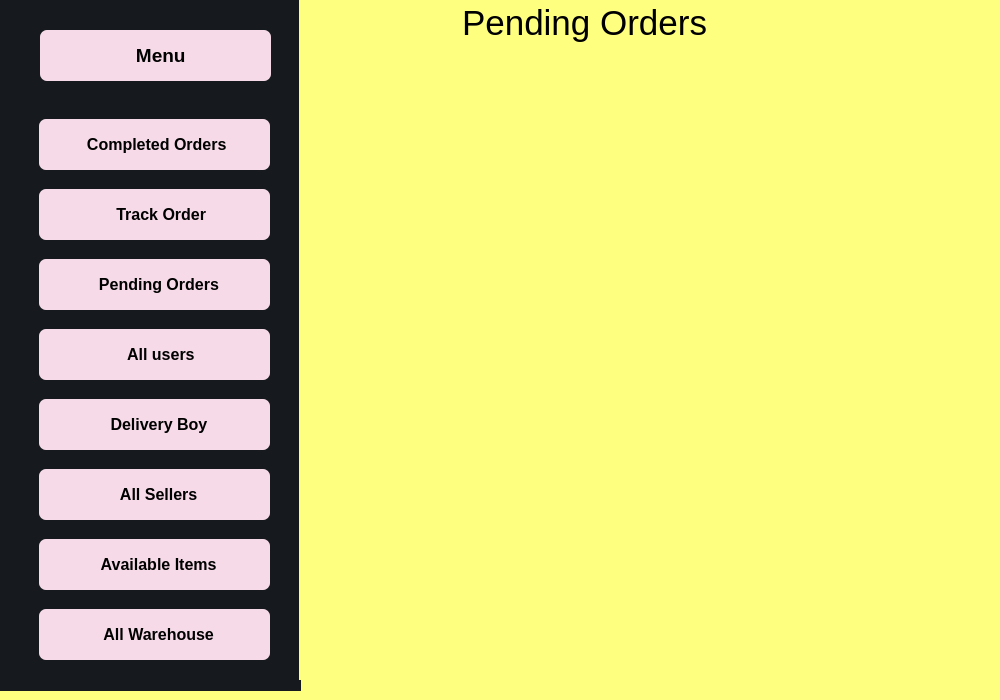
Above: admin.ui from Sazidul0/Ready2Go before the change. Below: the same form after it.
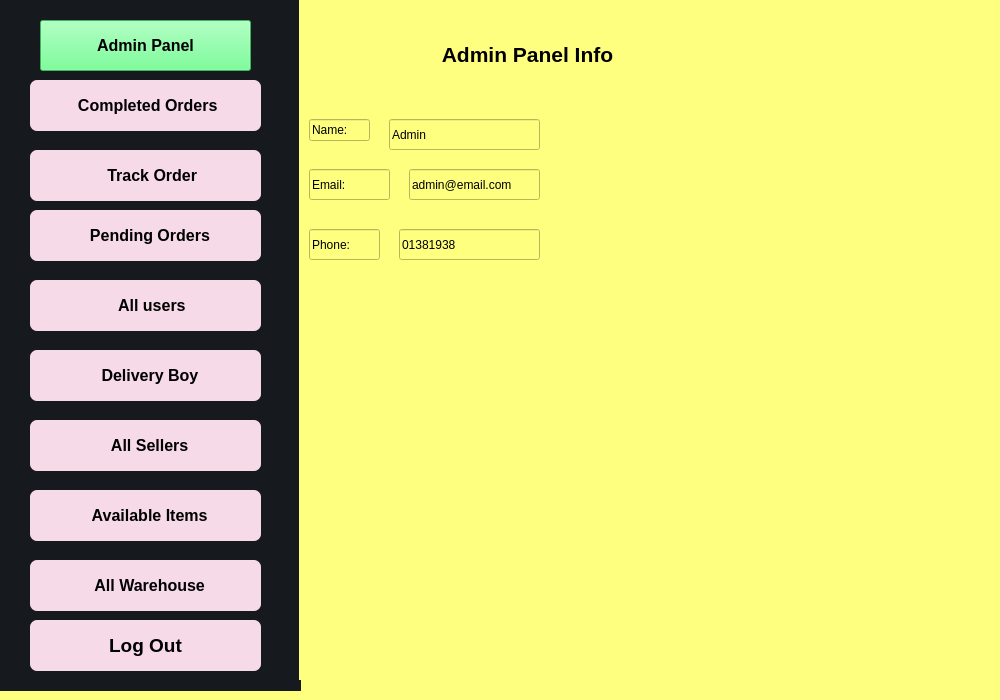
That is the form after the change. The open tabs and pages were chosen to show the change. Icons and pictures are not drawn.

Commit message: Admin Basic Database

Patch:
```diff
--- a/admin.ui
+++ b/admin.ui
@@ -200,65 +200,27 @@
      <widget class="QWidget" name="Menu" native="true">
       <property name="geometry">
        <rect>
-        <x>10</x>
-        <y>30</y>
+        <x>0</x>
+        <y>10</y>
         <width>271</width>
         <height>61</height>
        </rect>
       </property>
-      <widget class="QPushButton" name="Menu_Button">
-       <property name="geometry">
-        <rect>
-         <x>30</x>
-         <y>10</y>
-         <width>231</width>
-         <height>51</height>
-        </rect>
-       </property>
-       <property name="font">
-        <font>
-         <pointsize>14</pointsize>
-         <weight>75</weight>
-         <bold>true</bold>
-        </font>
-       </property>
-       <property name="styleSheet">
-        <string notr="true">QPushButton#Menu_Button{	
-	border-radius:7px;
-	background-color: rgb(246, 218, 232);
-}
-
-</string>
-       </property>
-       <property name="text">
-        <string>  Menu</string>
-       </property>
-       <property name="icon">
-        <iconset>
-         <normaloff>../icons/home.svg</normaloff>../icons/home.svg</iconset>
-       </property>
-       <property name="iconSize">
-        <size>
-         <width>24</width>
-         <height>24</height>
-        </size>
-       </property>
-      </widget>
      </widget>
      <widget class="QWidget" name="Others" native="true">
       <property name="geometry">
        <rect>
-        <x>19</x>
-        <y>109</y>
+        <x>10</x>
+        <y>20</y>
         <width>261</width>
-        <height>571</height>
+        <height>671</height>
        </rect>
       </property>
       <widget class="QPushButton" name="Completed_Order">
        <property name="geometry">
         <rect>
          <x>20</x>
-         <y>20</y>
+         <y>70</y>
          <width>231</width>
          <height>51</height>
         </rect>
@@ -266,7 +228,6 @@
        <property name="font">
         <font>
          <pointsize>12</pointsize>
-         <weight>75</weight>
          <bold>true</bold>
         </font>
        </property>
@@ -297,7 +258,7 @@
        <property name="geometry">
         <rect>
          <x>20</x>
-         <y>90</y>
+         <y>140</y>
          <width>231</width>
          <height>51</height>
         </rect>
@@ -305,7 +266,6 @@
        <property name="font">
         <font>
          <pointsize>12</pointsize>
-         <weight>75</weight>
          <bold>true</bold>
         </font>
        </property>
@@ -336,7 +296,7 @@
        <property name="geometry">
         <rect>
          <x>20</x>
-         <y>160</y>
+         <y>200</y>
          <width>231</width>
          <height>51</height>
         </rect>
@@ -344,7 +304,6 @@
        <property name="font">
         <font>
          <pointsize>12</pointsize>
-         <weight>75</weight>
          <bold>true</bold>
         </font>
        </property>
@@ -375,7 +334,7 @@
        <property name="geometry">
         <rect>
          <x>20</x>
-         <y>230</y>
+         <y>270</y>
          <width>231</width>
          <height>51</height>
         </rect>
@@ -383,7 +342,6 @@
        <property name="font">
         <font>
          <pointsize>12</pointsize>
-         <weight>75</weight>
          <bold>true</bold>
         </font>
        </property>
@@ -414,7 +372,7 @@
        <property name="geometry">
         <rect>
          <x>20</x>
-         <y>300</y>
+         <y>340</y>
          <width>231</width>
          <height>51</height>
         </rect>
@@ -422,7 +380,6 @@
        <property name="font">
         <font>
          <pointsize>12</pointsize>
-         <weight>75</weight>
          <bold>true</bold>
         </font>
        </property>
@@ -453,7 +410,7 @@
        <property name="geometry">
         <rect>
          <x>20</x>
-         <y>370</y>
+         <y>410</y>
          <width>231</width>
          <height>51</height>
         </rect>
@@ -461,7 +418,6 @@
        <property name="font">
         <font>
          <pointsize>12</pointsize>
-         <weight>75</weight>
          <bold>true</bold>
         </font>
        </property>
@@ -492,7 +448,7 @@
        <property name="geometry">
         <rect>
          <x>20</x>
-         <y>440</y>
+         <y>480</y>
          <width>231</width>
          <height>51</height>
         </rect>
@@ -500,7 +456,6 @@
        <property name="font">
         <font>
          <pointsize>12</pointsize>
-         <weight>75</weight>
          <bold>true</bold>
         </font>
        </property>
@@ -531,7 +486,7 @@
        <property name="geometry">
         <rect>
          <x>20</x>
-         <y>510</y>
+         <y>550</y>
          <width>231</width>
          <height>51</height>
         </rect>
@@ -539,7 +494,6 @@
        <property name="font">
         <font>
          <pointsize>12</pointsize>
-         <weight>75</weight>
          <bold>true</bold>
         </font>
        </property>
@@ -566,6 +520,63 @@
         </size>
        </property>
       </widget>
+      <widget class="QPushButton" name="LogOut">
+       <property name="geometry">
+        <rect>
+         <x>20</x>
+         <y>610</y>
+         <width>231</width>
+         <height>51</height>
+        </rect>
+       </property>
+       <property name="font">
+        <font>
+         <pointsize>14</pointsize>
+         <bold>true</bold>
+        </font>
+       </property>
+       <property name="styleSheet">
+        <string notr="true">border-radius:7px;
+	background-color: rgb(246, 218, 232);
+</string>
+       </property>
+       <property name="text">
+        <string>Log Out</string>
+       </property>
+       <property name="icon">
+        <iconset>
+         <normaloff>../icons/home.svg</normaloff>../icons/home.svg</iconset>
+       </property>
+       <property name="iconSize">
+        <size>
+         <width>24</width>
+         <height>24</height>
+        </size>
+       </property>
+      </widget>
+      <widget class="QPushButton" name="Admin_Info">
+       <property name="geometry">
+        <rect>
+         <x>30</x>
+         <y>10</y>
+         <width>211</width>
+         <height>51</height>
+        </rect>
+       </property>
+       <property name="font">
+        <font>
+         <pointsize>12</pointsize>
+         <bold>true</bold>
+        </font>
+       </property>
+       <property name="styleSheet">
+        <string notr="true">background-color: rgb(85, 255, 127);
+selection-background-color: rgb(255, 255, 127);</string>
+       </property>
+       <property name="text">
+        <string>Admin Panel</string>
+       </property>
+      </widget>
      </widget>
     </widget>
     <widget class="QStackedWidget" name="stackedWidget">
@@ -636,10 +647,52 @@
        </property>
        <property name="html">
         <string>&lt;!DOCTYPE HTML PUBLIC &quot;-//W3C//DTD HTML 4.0//EN&quot; &quot;http://www.w3.org/TR/REC-html40/strict.dtd&quot;&gt;
-&lt;html&gt;&lt;head&gt;&lt;meta name=&quot;qrichtext&quot; content=&quot;1&quot; /&gt;&lt;style type=&quot;text/css&quot;&gt;
+&lt;html&gt;&lt;head&gt;&lt;meta name=&quot;qrichtext&quot; content=&quot;1&quot; /&gt;&lt;meta charset=&quot;utf-8&quot; /&gt;&lt;style type=&quot;text/css&quot;&gt;
 p, li { white-space: pre-wrap; }
-&lt;/style&gt;&lt;/head&gt;&lt;body style=&quot; font-family:'MS Shell Dlg 2'; font-size:8.25pt; font-weight:400; font-style:normal;&quot;&gt;
-&lt;p align=&quot;center&quot; style=&quot; margin-top:0px; margin-bottom:0px; margin-left:0px; margin-right:0px; -qt-block-indent:0; text-indent:0px;&quot;&gt;&lt;span style=&quot; font-size:26pt; color:#000000;&quot;&gt;Pending Orders&lt;/span&gt;&lt;/p&gt;&lt;/body&gt;&lt;/html&gt;</string>
+hr { height: 1px; border-width: 0; }
+li.unchecked::marker { content: &quot;\2610&quot;; }
+li.checked::marker { content: &quot;\2612&quot;; }
+&lt;/style&gt;&lt;/head&gt;&lt;body style=&quot; font-family:'Segoe UI'; font-size:9pt; font-weight:400; font-style:normal;&quot;&gt;
+&lt;p align=&quot;center&quot; style=&quot; margin-top:0px; margin-bottom:0px; margin-left:0px; margin-right:0px; -qt-block-indent:0; text-indent:0px;&quot;&gt;&lt;span style=&quot; font-family:'MS Shell Dlg 2'; font-size:26pt; color:#000000;&quot;&gt;Pending Orders&lt;/span&gt;&lt;/p&gt;&lt;/body&gt;&lt;/html&gt;</string>
+       </property>
+      </widget>
+      <widget class="QScrollArea" name="scrollArea_3">
+       <property name="geometry">
+        <rect>
+         <x>30</x>
+         <y>170</y>
+         <width>301</width>
+         <height>321</height>
+        </rect>
+       </property>
+       <property name="styleSheet">
+        <string notr="true">background-color: rgb(0, 0, 0);</string>
+       </property>
+       <property name="widgetResizable">
+        <bool>true</bool>
+       </property>
+       <widget class="QWidget" name="scrollAreaWidgetContents_3">
+        <property name="geometry">
+         <rect>
+          <x>0</x>
+          <y>0</y>
+          <width>299</width>
+          <height>319</height>
+         </rect>
+        </property>
+       </widget>
+      </widget>
+      <widget class="QPushButton" name="pushButton_3">
+       <property name="geometry">
+        <rect>
+         <x>160</x>
+         <y>130</y>
+         <width>75</width>
+         <height>24</height>
+        </rect>
+       </property>
+       <property name="text">
+        <string>Search</string>
        </property>
       </widget>
      </widget>
@@ -726,8 +779,161 @@
         <string>&lt;!DOCTYPE HTML PUBLIC &quot;-//W3C//DTD HTML 4.0//EN&quot; &quot;http://www.w3.org/TR/REC-html40/strict.dtd&quot;&gt;
 &lt;html&gt;&lt;head&gt;&lt;meta name=&quot;qrichtext&quot; content=&quot;1&quot; /&gt;&lt;style type=&quot;text/css&quot;&gt;
 p, li { white-space: pre-wrap; }
-&lt;/style&gt;&lt;/head&gt;&lt;body style=&quot; font-family:'MS Shell Dlg 2'; font-size:8.25pt; font-weight:400; font-style:normal;&quot;&gt;
-&lt;p align=&quot;center&quot; style=&quot; margin-top:0px; margin-bottom:0px; margin-left:0px; margin-right:0px; -qt-block-indent:0; text-indent:0px;&quot;&gt;&lt;span style=&quot; font-size:26pt; color:#000000;&quot;&gt;Available Items&lt;/span&gt;&lt;/p&gt;&lt;/body&gt;&lt;/html&gt;</string>
+hr { height: 1px; border-width: 0; }
+li.unchecked::marker { content: &quot;\2610&quot;; }
+li.checked::marker { content: &quot;\2612&quot;; }
+&lt;/style&gt;&lt;/head&gt;&lt;body style=&quot; font-family:'Segoe UI'; font-size:9pt; font-weight:400; font-style:normal;&quot;&gt;
+&lt;p align=&quot;center&quot; style=&quot; margin-top:0px; margin-bottom:0px; margin-left:0px; margin-right:0px; -qt-block-indent:0; text-indent:0px;&quot;&gt;&lt;span style=&quot; font-family:'MS Shell Dlg 2'; font-size:26pt; color:#000000;&quot;&gt;Available Items&lt;/span&gt;&lt;/p&gt;&lt;/body&gt;&lt;/html&gt;</string>
+       </property>
+      </widget>
+      <widget class="QScrollArea" name="scrollArea_7">
+       <property name="geometry">
+        <rect>
+         <x>29</x>
+         <y>160</y>
+         <width>261</width>
+         <height>231</height>
+        </rect>
+       </property>
+       <property name="styleSheet">
+        <string notr="true">background-color: rgb(0, 0, 0);</string>
+       </property>
+       <property name="widgetResizable">
+        <bool>true</bool>
+       </property>
+       <widget class="QWidget" name="scrollAreaWidgetContents_8">
+        <property name="geometry">
+         <rect>
+          <x>0</x>
+          <y>0</y>
+          <width>259</width>
+          <height>229</height>
+         </rect>
+        </property>
+       </widget>
+      </widget>
+     </widget>
+     <widget class="QWidget" name="Admi_Panel_Info">
+      <widget class="QLabel" name="Admin_Header">
+       <property name="geometry">
+        <rect>
+         <x>48</x>
+         <y>90</y>
+         <width>361</width>
+         <height>71</height>
+        </rect>
+       </property>
+       <property name="font">
+        <font>
+         <pointsize>16</pointsize>
+         <bold>true</bold>
+        </font>
+       </property>
+       <property name="text">
+        <string>Admin Panel Info</string>
+       </property>
+       <property name="alignment">
+        <set>Qt::AlignCenter</set>
+       </property>
+      </widget>
+      <widget class="QLabel" name="Admin_Image">
+       <property name="geometry">
+        <rect>
+         <x>390</x>
+         <y>150</y>
+         <width>201</width>
+         <height>171</height>
+        </rect>
+       </property>
+       <property name="text">
+        <string/>
+       </property>
+       <property name="pixmap">
+        <pixmap resource="Resources.qrc">:/new/prefix1/icons/fast-delivery.png</pixmap>
+       </property>
+       <property name="scaledContents">
+        <bool>true</bool>
+       </property>
+       <property name="alignment">
+        <set>Qt::AlignCenter</set>
+       </property>
+      </widget>
+      <widget class="QLineEdit" name="Admin_Name">
+       <property name="geometry">
+        <rect>
+         <x>10</x>
+         <y>190</y>
+         <width>61</width>
+         <height>22</height>
+        </rect>
+       </property>
+       <property name="text">
+        <string>Name:</string>
+       </property>
+      </widget>
+      <widget class="QLineEdit" name="Name_Admin">
+       <property name="geometry">
+        <rect>
+         <x>90</x>
+         <y>190</y>
+         <width>151</width>
+         <height>31</height>
+        </rect>
+       </property>
+       <property name="text">
+        <string>Admin</string>
+       </property>
+      </widget>
+      <widget class="QLineEdit" name="Admin_Email">
+       <property name="geometry">
+        <rect>
+         <x>10</x>
+         <y>240</y>
+         <width>81</width>
+         <height>31</height>
+        </rect>
+       </property>
+       <property name="text">
+        <string>Email:</string>
+       </property>
+      </widget>
+      <widget class="QLineEdit" name="Email_Admin">
+       <property name="geometry">
+        <rect>
+         <x>110</x>
+         <y>240</y>
+         <width>131</width>
+         <height>31</height>
+        </rect>
+       </property>
+       <property name="text">
+        <string>admin@email.com</string>
+       </property>
+      </widget>
+      <widget class="QLineEdit" name="Admin_Phone">
+       <property name="geometry">
+        <rect>
+         <x>10</x>
+         <y>300</y>
+         <width>71</width>
+         <height>31</height>
+        </rect>
+       </property>
+       <property name="text">
+        <string>Phone:</string>
+       </property>
+      </widget>
+      <widget class="QLineEdit" name="Admin_Phone_2">
+       <property name="geometry">
+        <rect>
+         <x>100</x>
+         <y>300</y>
+         <width>141</width>
+         <height>31</height>
+        </rect>
+       </property>
+       <property name="text">
+        <string>01381938</string>
        </property>
       </widget>
      </widget>
```
Left out of the diff: 317 changed lines with no effect on the pictures. The commit also changes 9 other files.
